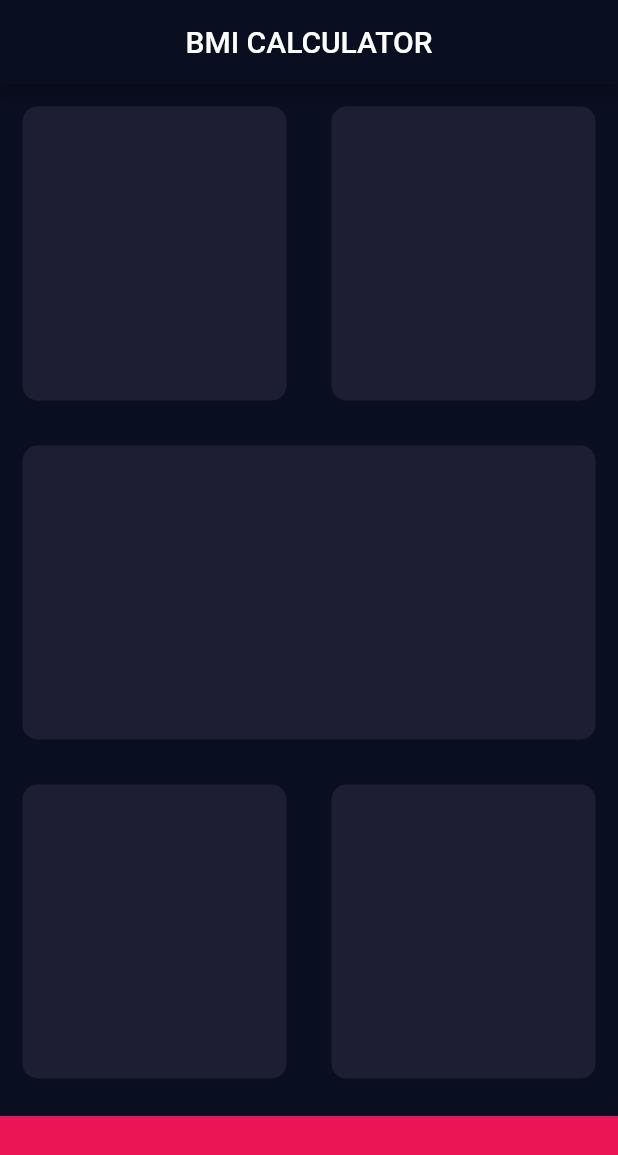
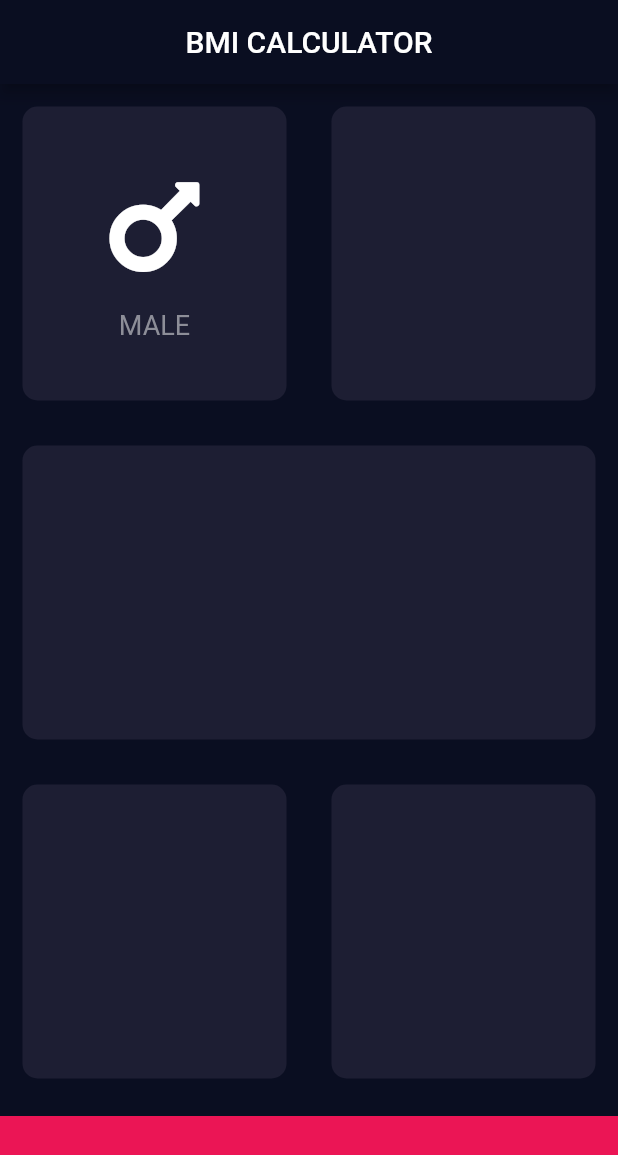
Before and after one commit to leetrent/bmi-calculator-flutter, a Flutter app: the screen it shows after launch, on a phone screen of 412 x 824 dp. Shown: the top 1155 px of the screen. Run offline on Flutter 3.47's test engine with Material 2 defaults, Android fonts, the phone set to English and light mode, and no system bars; our stand-ins replace font_awesome_flutter.

Commit message:
Populates top-left card with male icon symbol and the word 'MALE'

```diff
--- a/lib/input_page.dart
+++ b/lib/input_page.dart
@@ -1,4 +1,5 @@
 import 'package:flutter/material.dart';
+import 'package:font_awesome_flutter/font_awesome_flutter.dart';
 
 const double bottomContainerHeight = 80.0;
 const Color reusableCardColor = Color(0xFF1D1E33);
@@ -22,7 +23,26 @@ class _InputPageState extends State<InputPage> {
             child: Row(
               children: <Widget>[
                 Expanded(
-                  child: ReusableCard(colour: reusableCardColor),
+                  child: ReusableCard(
+                    colour: reusableCardColor,
+                    childChild: Column(
+                      mainAxisAlignment: MainAxisAlignment.center,
+                      children: <Widget>[
+                        Icon(
+                          FontAwesomeIcons.mars,
+                          size: 80.0,
+                        ),
+                        SizedBox(height: 15.0),
+                        Text(
+                          'MALE',
+                          style: TextStyle(
+                            fontSize: 18.0,
+                            color: Color(0xFF8D8E98),
+                          ),
+                        ),
+                      ],
+                    ),
+                  ),
                 ),
                 Expanded(
                   child: ReusableCard(colour: reusableCardColor),
@@ -58,11 +78,13 @@ class _InputPageState extends State<InputPage> {
 }
 
 class ReusableCard extends StatelessWidget {
-  ReusableCard({@required this.colour});
+  ReusableCard({@required this.colour, this.childChild});
   final Color colour;
+  final Widget childChild;
   @override
   Widget build(BuildContext context) {
     return Container(
+      child: this.childChild,
       margin: EdgeInsets.all(15.0),
       decoration: BoxDecoration(
         color: colour,
```
